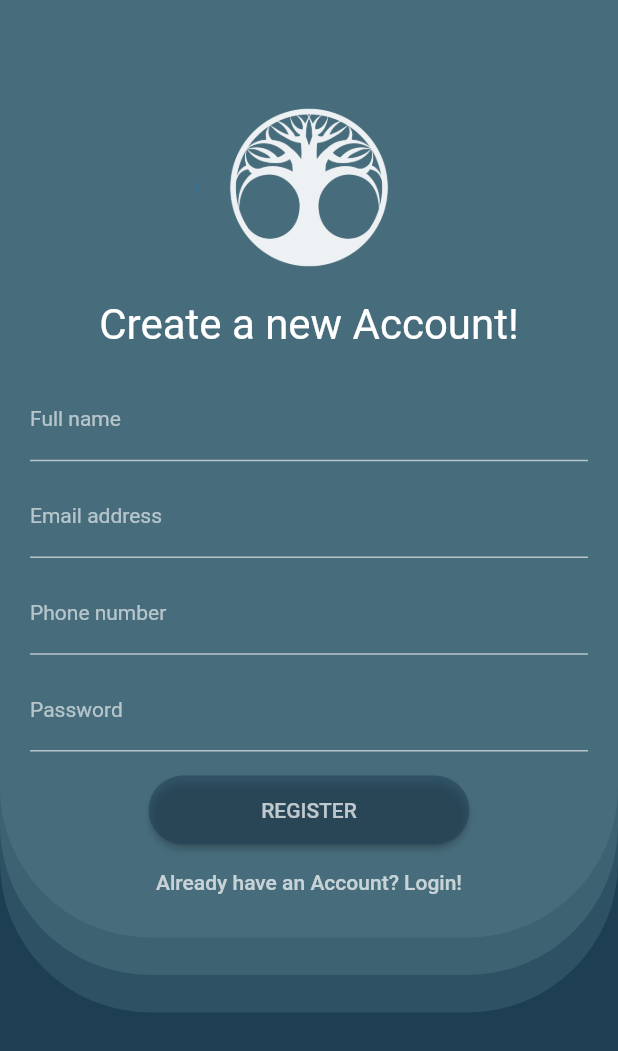
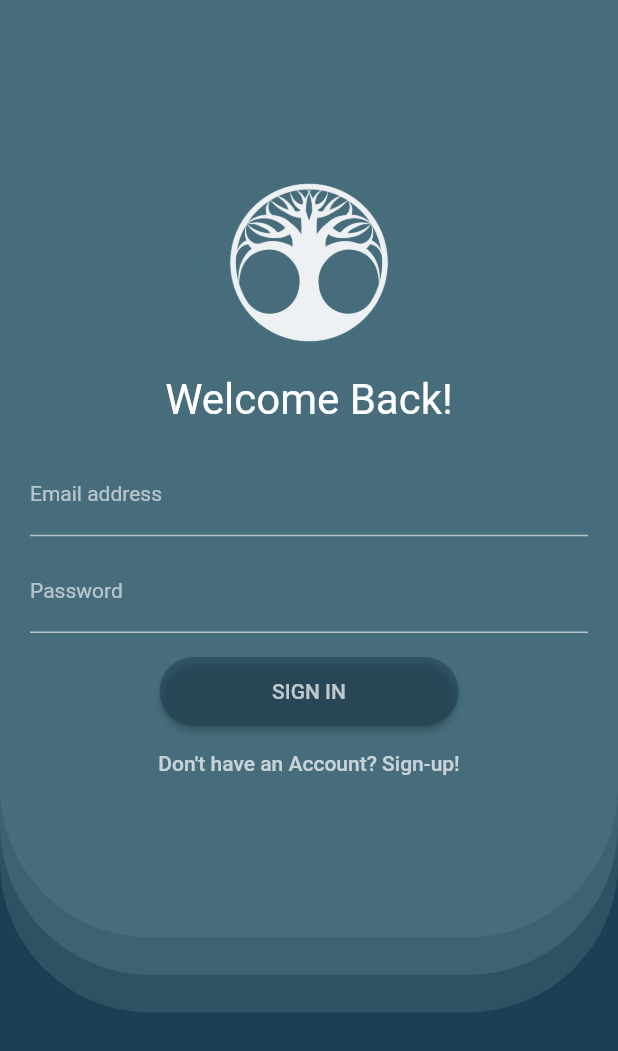
Before and after one commit to mudra16bhandari/studustry_assesment, a Flutter app: the SignInPage screen opened directly, on a phone screen of 412 x 824 dp. Shown: the top 1051 px of the screen. Run offline on Flutter 3.47's test engine with Material 2 defaults, Android fonts, the phone set to English and light mode, and no system bars; drawn by our look-alikes of show_up_animation; our stand-ins replace page_transition.

Commit message:
Final Commit

```diff
--- a/lib/main.dart
+++ b/lib/main.dart
@@ -1,5 +1,7 @@
 import 'package:flutter/material.dart';
+import 'package:login_ui_studustry/screens/MainPage.dart';
 import 'package:login_ui_studustry/screens/SignUpPage.dart';
+import 'package:login_ui_studustry/screens/SignInPage.dart';
 
 void main() {
   runApp(MyApp());
@@ -24,7 +26,7 @@ class MyApp extends StatelessWidget {
         // is not restarted.
         primarySwatch: Colors.blue,
       ),
-      home: SignInPage(),
+      home: SignUpPage(),
     );
   }
 }
--- /dev/null
+++ b/lib/screens/MainPage.dart
@@ -0,0 +1,13 @@
+import 'package:flutter/material.dart';
+
+class MainPage extends StatelessWidget {
+  @override
+  Widget build(BuildContext context) {
+    return Scaffold(
+      backgroundColor: Color.fromRGBO(29, 62, 83, 1),
+      body: Center(
+          child: Text("You're In!!", style: TextStyle(fontSize: 40.0, color: Colors.white),),
+      ),
+    );
+  }
+}
--- /dev/null
+++ b/lib/screens/SignInPage.dart
@@ -0,0 +1,203 @@
+import 'package:flutter/cupertino.dart';
+import 'package:flutter/material.dart';
+import 'package:login_ui_studustry/screens/MainPage.dart';
+import 'package:page_transition/page_transition.dart';
+import 'package:show_up_animation/show_up_animation.dart';
+
+import 'SignUpPage.dart';
+
+class SignInPage extends StatelessWidget {
+  @override
+  Widget build(BuildContext context) {
+    return Scaffold(
+      backgroundColor: Color.fromRGBO(29, 62, 83, 1),
+      body: Container(
+        child: SingleChildScrollView(
+          child: Column(
+            mainAxisAlignment: MainAxisAlignment.start,
+            children: [
+              Stack(
+                alignment: Alignment.topCenter,
+                children: [
+                  ShowUpAnimation(
+                    curve: Curves.easeIn,
+                    direction: Direction.vertical,
+                    animationDuration: Duration(milliseconds: 2000),
+                    child: Container(
+                      height: 675,
+                      decoration: BoxDecoration(
+                          color: Color.fromRGBO(71, 109, 124, 0.4),
+                          borderRadius: BorderRadius.only(
+                              bottomLeft: Radius.circular(100.0),
+                              bottomRight: Radius.circular(100.0))),
+                    ),
+                  ),
+                  ShowUpAnimation(
+                    curve: Curves.easeIn,
+                    direction: Direction.vertical,
+                    delayStart: Duration(milliseconds: 400),
+                    animationDuration: Duration(milliseconds: 1500),
+                    child: Container(
+                      height: 650,
+                      decoration: BoxDecoration(
+                          color: Color.fromRGBO(71, 109, 124, 0.6),
+                          borderRadius: BorderRadius.only(
+                              bottomLeft: Radius.circular(100.0),
+                              bottomRight: Radius.circular(100.0))),
+                    ),
+                  ),
+                  ShowUpAnimation(
+                    curve: Curves.easeIn,
+                    direction: Direction.vertical,
+                    delayStart: Duration(milliseconds: 800),
+                    animationDuration: Duration(milliseconds: 1000),
+                    child: Container(
+                      height: 625,
+                      decoration: BoxDecoration(
+                          color: Color.fromRGBO(71, 109, 124, 1),
+                          borderRadius: BorderRadius.only(
+                              bottomLeft: Radius.circular(100.0),
+                              bottomRight: Radius.circular(100.0))),
+                      child: Padding(
+                        padding: EdgeInsets.only(
+                            left: 20.0, right: 20.0, top: 100.0),
+                        child: ShowUpAnimation(
+                          delayStart: Duration(milliseconds: 2500),
+                          curve: Curves.easeIn,
+                          child: SingleChildScrollView(
+                            child: Column(
+                              children: [
+                                CircleAvatar(
+                                  radius: 75,
+                                  child: Image(
+                                    image: AssetImage('images/logo1.png'),
+                                  ),
+                                ),
+                                Text(
+                                  'Welcome Back!',
+                                  style: TextStyle(
+                                      color: Colors.white, fontSize: 28.0),
+                                ),
+                                SizedBox(
+                                  height: 20.0,
+                                ),
+                                //Email Address
+                                TextField(
+                                  cursorColor: Colors.white60,
+                                  cursorHeight: 22.0,
+                                  keyboardType: TextInputType.emailAddress,
+                                  decoration: InputDecoration(
+                                      labelText: 'Email address',
+                                      labelStyle: TextStyle(
+                                        fontSize: 14.0,
+                                        color: Colors.white60,
+                                      ),
+                                      hintStyle: TextStyle(
+                                        color: Colors.white60,
+                                        fontSize: 10.0,
+                                      ),
+                                      enabledBorder: UnderlineInputBorder(
+                                        borderSide:
+                                            BorderSide(color: Colors.white60),
+                                      ),
+                                      focusedBorder: UnderlineInputBorder(
+                                        borderSide:
+                                            BorderSide(color: Colors.white60),
+                                      )),
+                                  style: TextStyle(
+                                      fontSize: 14.0, color: Colors.white),
+                                ),
+
+                                SizedBox(
+                                  height: 10,
+                                ),
+                                TextField(
+                                  cursorColor: Colors.white60,
+                                  cursorHeight: 22.0,
+                                  obscureText: true,
+                                  decoration: InputDecoration(
+                                      labelText: 'Password',
+                                      labelStyle: TextStyle(
+                                        fontSize: 14.0,
+                                        color: Colors.white60,
+                                      ),
+                                      hintStyle: TextStyle(
+                                        color: Colors.grey,
+                                        fontSize: 10.0,
+                                      ),
+                                      enabledBorder: UnderlineInputBorder(
+                                        borderSide:
+                                            BorderSide(color: Colors.white60),
+                                      ),
+                                      focusedBorder: UnderlineInputBorder(
+                                        borderSide:
+                                            BorderSide(color: Colors.white60),
+                                      )),
+                                  style: TextStyle(
+                                      fontSize: 14.0, color: Colors.white),
+                                ),
+                                SizedBox(
+                                  height: 15.0,
+                                ),
+                                ElevatedButton(
+                                  onPressed: () {
+                                    Navigator.push(context, PageTransition(child: MainPage(), type: PageTransitionType.rightToLeft));
+                                  },
+                                  child: Text(
+                                    'SIGN IN',
+                                    style: TextStyle(
+                                        fontSize: 14.0, color: Colors.white70),
+                                  ),
+                                  style: ButtonStyle(
+                                    padding: MaterialStateProperty.all(
+                                        EdgeInsets.only(
+                                            left: 75.0,
+                                            right: 75.0,
+                                            top: 15.0,
+                                            bottom: 15.0)),
+                                    backgroundColor: MaterialStateProperty.all(
+                                      Color.fromRGBO(29, 62, 83, 0.5),
+                                    ),
+                                    shape: MaterialStateProperty.all(
+                                      new RoundedRectangleBorder(
+                                          borderRadius:
+                                              new BorderRadius.circular(25.0)),
+                                    ),
+                                  ),
+                                ),
+                                TextButton(
+                                  onPressed: () {
+                                    Navigator.push(
+                                        context,
+                                        PageTransition(
+                                            child: SignUpPage(),
+                                            type: PageTransitionType
+                                                .leftToRight));
+                                  },
+                                  style: ButtonStyle(
+                                    padding: MaterialStateProperty.all(
+                                        EdgeInsets.all(0.0)),
+                                    overlayColor: MaterialStateProperty.all(
+                                        Colors.transparent),
+                                  ),
+                                  child: Text(
+                                    "Don't have an Account? Sign-up!",
+                                    style: TextStyle(color: Colors.white70),
+                                  ),
+                                ),
+                              ],
+                            ),
+                          ),
+                        ),
+                      ),
+                    ),
+                  ),
+                ],
+              ),
+            ],
+          ),
+        ),
+      ),
+    );
+  }
+}
--- a/lib/screens/SignUpPage.dart
+++ b/lib/screens/SignUpPage.dart
@@ -1,8 +1,12 @@
 import 'package:flutter/cupertino.dart';
 import 'package:flutter/material.dart';
+import 'package:login_ui_studustry/screens/SignInPage.dart';
 import 'package:show_up_animation/show_up_animation.dart';
+import 'package:page_transition/page_transition.dart';
 
-class SignInPage extends StatelessWidget {
+import 'MainPage.dart';
+
+class SignUpPage extends StatelessWidget {
   @override
   Widget build(BuildContext context) {
     return Scaffold(
@@ -93,13 +97,15 @@ class SignInPage extends StatelessWidget {
                                         fontSize: 10.0,
                                       ),
                                       enabledBorder: UnderlineInputBorder(
-                                      borderSide: BorderSide(color: Colors.white60),
+                                        borderSide:
+                                            BorderSide(color: Colors.white60),
                                       ),
                                       focusedBorder: UnderlineInputBorder(
-                                      borderSide: BorderSide(color: Colors.white60),
-                                    )
-                                  ),
-                                  style: TextStyle(fontSize: 14.0),
+                                        borderSide:
+                                            BorderSide(color: Colors.white60),
+                                      )),
+                                  style: TextStyle(
+                                      fontSize: 14.0, color: Colors.white),
                                 ),
                                 SizedBox(
                                   height: 10,
@@ -120,13 +126,15 @@ class SignInPage extends StatelessWidget {
                                         fontSize: 10.0,
                                       ),
                                       enabledBorder: UnderlineInputBorder(
-                                        borderSide: BorderSide(color: Colors.white60),
+                                        borderSide:
+                                            BorderSide(color: Colors.white60),
                                       ),
                                       focusedBorder: UnderlineInputBorder(
-                                        borderSide: BorderSide(color: Colors.white60),
-                                      )
-                                  ),
-                                  style: TextStyle(fontSize: 14.0),
+                                        borderSide:
+                                            BorderSide(color: Colors.white60),
+                                      )),
+                                  style: TextStyle(
+                                      fontSize: 14.0, color: Colors.white),
                                 ),
                                 SizedBox(
                                   height: 10,
@@ -140,19 +148,21 @@ class SignInPage extends StatelessWidget {
                                       labelText: 'Phone number',
                                       labelStyle: TextStyle(
                                           fontSize: 14.0,
-                                        color:Colors.white60
-                                      ),
+                                          color: Colors.white60),
                                       hintStyle: TextStyle(
                                         color: Colors.white60,
                                         fontSize: 10.0,
                                       ),
                                       enabledBorder: UnderlineInputBorder(
-                                        borderSide: BorderSide(color: Colors.white60),
+                                        borderSide:
+                                            BorderSide(color: Colors.white60),
                                       ),
                                       focusedBorder: UnderlineInputBorder(
-                                        borderSide: BorderSide(color: Colors.white60),
+                                        borderSide:
+                                            BorderSide(color: Colors.white60),
                                       )),
-                                  style: TextStyle(fontSize: 14.0),
+                                  style: TextStyle(
+                                      fontSize: 14.0, color: Colors.white),
                                 ),
                                 SizedBox(
                                   height: 10,
@@ -172,31 +182,64 @@ class SignInPage extends StatelessWidget {
                                         fontSize: 10.0,
                                       ),
                                       enabledBorder: UnderlineInputBorder(
-                                        borderSide: BorderSide(color: Colors.white60),
+                                        borderSide:
+                                            BorderSide(color: Colors.white60),
                                       ),
                                       focusedBorder: UnderlineInputBorder(
-                                        borderSide: BorderSide(color: Colors.white60),
+                                        borderSide:
+                                            BorderSide(color: Colors.white60),
                                       )),
-                                  style: TextStyle(fontSize: 14.0),
+                                  style: TextStyle(
+                                      fontSize: 14.0, color: Colors.white),
                                 ),
-                                SizedBox(height: 15.0,),
-                                ElevatedButton(onPressed: (){},
-                                    child: Text('REGISTER',style: TextStyle(fontSize: 14.0, color: Colors.white70),),
+                                SizedBox(
+                                  height: 15.0,
+                                ),
+                                ElevatedButton(
+                                  onPressed: () {
+                                    Navigator.push(context, PageTransition(child: MainPage(), type: PageTransitionType.rightToLeft));
+                                  },
+                                  child: Text(
+                                    'REGISTER',
+                                    style: TextStyle(
+                                        fontSize: 14.0, color: Colors.white70),
+                                  ),
                                   style: ButtonStyle(
-                                    padding: MaterialStateProperty.all(EdgeInsets.only(left: 75.0, right: 75.0, top: 15.0, bottom: 15.0)),
-                                    backgroundColor: MaterialStateProperty.all(Color.fromRGBO(29, 62, 83, 0.5),),
+                                    padding: MaterialStateProperty.all(
+                                        EdgeInsets.only(
+                                            left: 75.0,
+                                            right: 75.0,
+                                            top: 15.0,
+                                            bottom: 15.0)),
+                                    backgroundColor: MaterialStateProperty.all(
+                                      Color.fromRGBO(29, 62, 83, 0.5),
+                                    ),
                                     shape: MaterialStateProperty.all(
                                       new RoundedRectangleBorder(
-                                            borderRadius: new BorderRadius.circular(25.0)
+                                          borderRadius:
+                                              new BorderRadius.circular(25.0)),
                                     ),
                                   ),
                                 ),
+                                TextButton(
+                                  onPressed: () {
+                                    Navigator.push(
+                                        context,
+                                        PageTransition(
+                                            child: SignInPage(),
+                                            type: PageTransitionType
+                                                .rightToLeft));
+                                  },
+                                  style: ButtonStyle(
+                                    padding: MaterialStateProperty.all(
+                                        EdgeInsets.all(0.0)),
+                                    overlayColor: MaterialStateProperty.all(
+                                        Colors.transparent),
                                   ),
-                                TextButton(onPressed: (){},
-                                  style: ButtonStyle(
-                                    padding: MaterialStateProperty.all(EdgeInsets.all(0.0))
+                                  child: Text(
+                                    "Already have an Account? Sign-in!",
+                                    style: TextStyle(color: Colors.white70),
                                   ),
-                                  child: Text("Already have an Account? Login!", style: TextStyle(color: Colors.white70),),
                                 ),
                               ],
                             ),
--- a/pubspec.yaml
+++ b/pubspec.yaml
@@ -29,6 +29,8 @@ dependencies:
   # Use with the CupertinoIcons class for iOS style icons.
   cupertino_icons: ^1.0.2
   show_up_animation: ^2.0.0
+  page_transition: ^2.0.2
+
 
 dev_dependencies:
   flutter_test:
```
Also changed, not shown: images/horseimage.jpg (deleted), images/image.jpg (deleted), pubspec.lock, 2 other files. Lines whose indentation alone changed are shown as unchanged.
